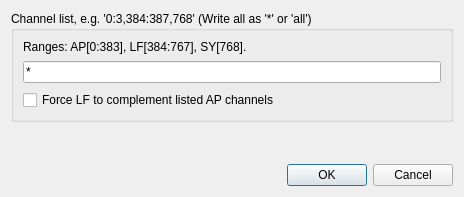
Before: the Qt Designer form Forms/IMSaveChansDlg.ui in billkarsh/SpikeGLX, drawn with Qt 5.
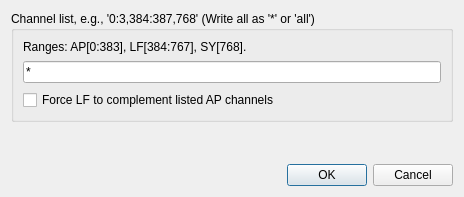
After: the same form once the commit is applied.

Diff of the .ui file:
```diff
--- a/Forms/IMSaveChansDlg.ui
+++ b/Forms/IMSaveChansDlg.ui
@@ -17,7 +17,7 @@
    <item row="0" column="0">
     <widget class="QGroupBox" name="saveChnGB">
      <property name="title">
-      <string>Channel list, e.g. '0:3,384:387,768' (Write all as '*' or 'all')</string>
+      <string>Channel list, e.g., '0:3,384:387,768' (Write all as '*' or 'all')</string>
      </property>
      <layout class="QGridLayout" name="gridLayout_4">
       <property name="verticalSpacing">
```
